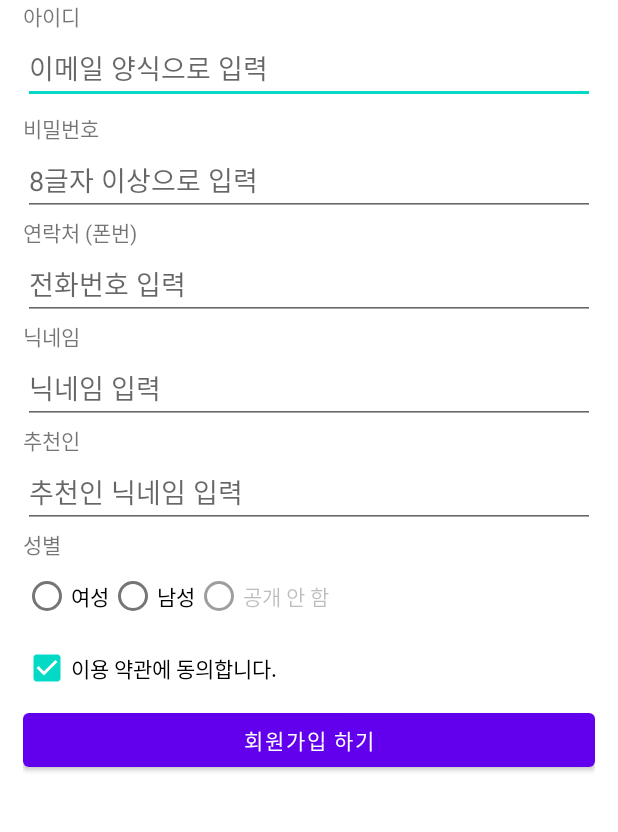
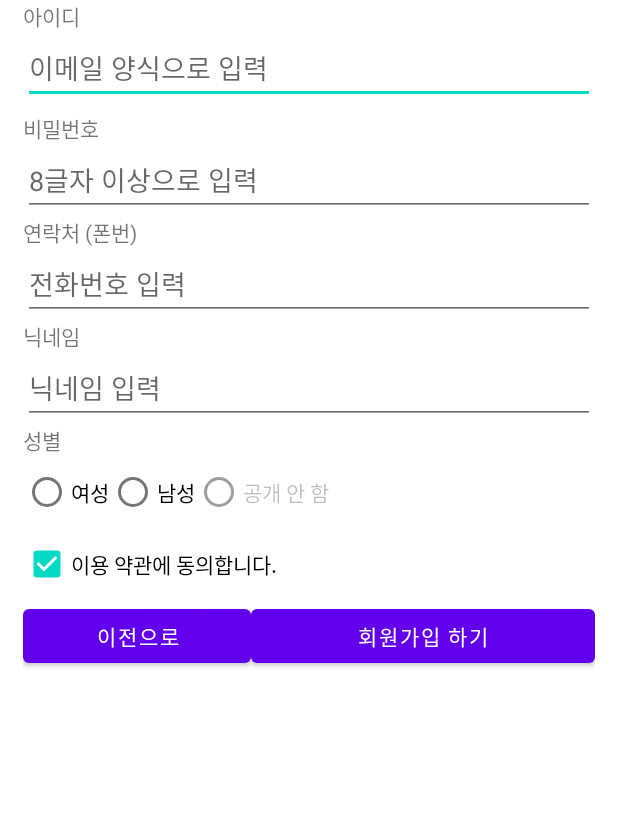
Before and after one commit to cho881020/UIPractice_20210306, an Android app: the screen it shows after launch (MainActivity), on a phone screen of 412 x 824 dp, the part 272-1104 px from its top. Run offline under Robolectric (Android 15) with nearby library versions, the phone set to English and light mode, and no system bars.

Commit message:
weight 체험

```diff
--- a/app/src/main/res/layout/activity_main.xml
+++ b/app/src/main/res/layout/activity_main.xml
@@ -75,12 +75,14 @@
     <TextView
         android:layout_width="wrap_content"
         android:layout_height="wrap_content"
+        android:visibility="gone"
         android:text="추천인" />
 
     <EditText
         android:layout_width="match_parent"
         android:layout_height="wrap_content"
         android:hint="추천인 닉네임 입력"
+        android:visibility="gone"
         android:singleLine="true"
         android:imeOptions="actionSearch"/>
 
@@ -118,9 +120,25 @@
         android:text="이용 약관에 동의합니다."
         android:checked="true"/>
 
-    <Button
+    <LinearLayout
         android:layout_width="match_parent"
         android:layout_height="wrap_content"
-        android:text="회원가입 하기" />
+        android:orientation="horizontal">
+
+        <Button
+            android:layout_width="0dp"
+            android:layout_weight="2"
+            android:layout_height="wrap_content"
+            android:text="이전으로" />
+
+        <Button
+            android:layout_width="0dp"
+            android:layout_weight="3"
+            android:layout_height="wrap_content"
+            android:text="회원가입 하기" />
+
+
+    </LinearLayout>
+
 
 </LinearLayout>
```
